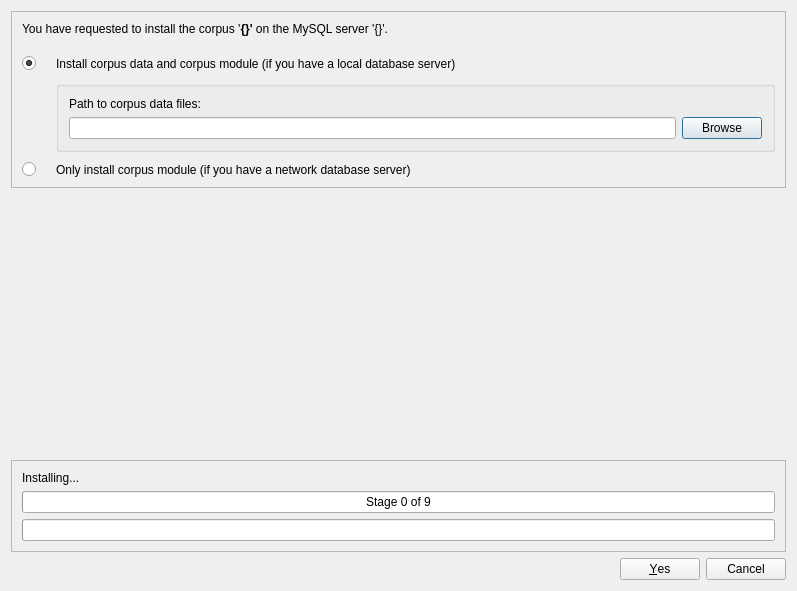
Old version of the form coquery/gui/corpusInstaller.ui in the repository gkunter/coquery.
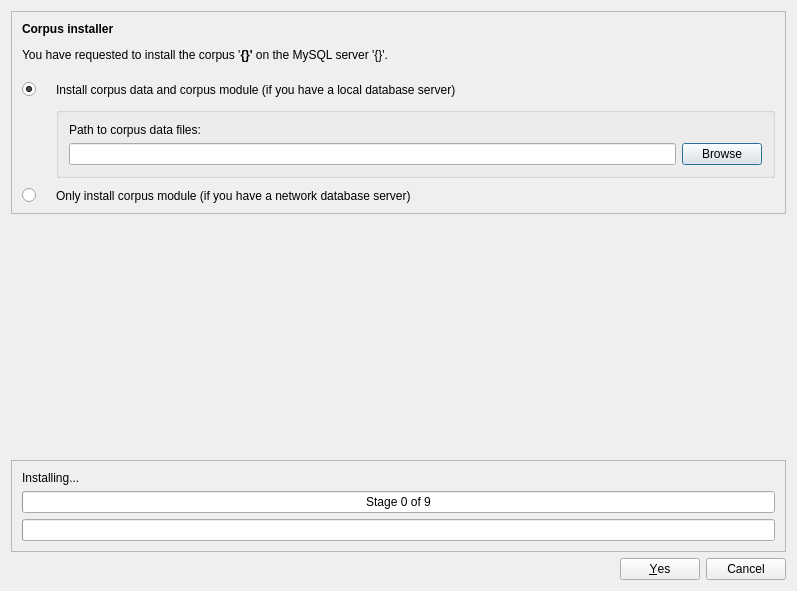
New version of the form. Icons and pictures are not drawn.

Commit message: Make the builder GUI a subclass of the installer GUI. Fixes Issue #102 and #103.

What changed in the file:
```diff
--- a/coquery/gui/corpusInstaller.ui
+++ b/coquery/gui/corpusInstaller.ui
@@ -47,7 +47,7 @@
       <item>
        <widget class="QLabel" name="corpus_description">
         <property name="text">
-         <string>&lt;html&gt;&lt;head/&gt;&lt;body&gt;&lt;p&gt;You have requested to install the corpus '&lt;span style=&quot; font-weight:600;&quot;&gt;{}'&lt;/span&gt; on the MySQL server '{}'.&lt;/p&gt;&lt;/body&gt;&lt;/html&gt;</string>
+         <string>&lt;html&gt;&lt;head/&gt;&lt;body&gt;&lt;p&gt;&lt;span style=&quot; font-weight:600;&quot;&gt;Corpus installer&lt;/span&gt;&lt;/p&gt;&lt;p&gt;You have requested to install the corpus '&lt;span style=&quot; font-weight:600;&quot;&gt;{}'&lt;/span&gt; on the MySQL server '{}'.&lt;/p&gt;&lt;/body&gt;&lt;/html&gt;</string>
         </property>
         <property name="wordWrap">
          <bool>true</bool>
```
Left out of the diff: 2 changed lines with no effect on the pictures. The commit also changes 5 other files.
